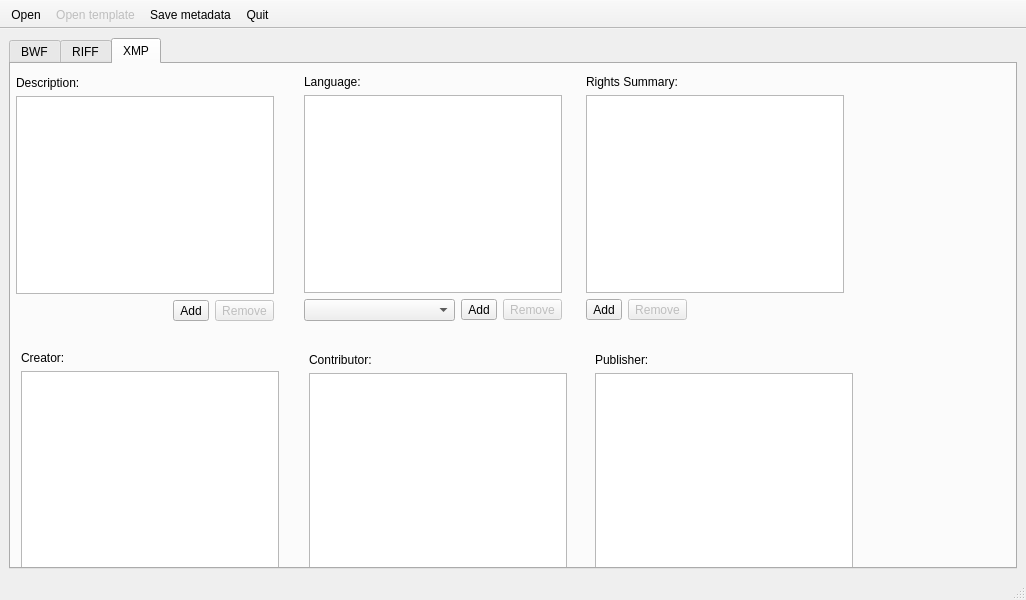
Old version of the form tabbed.ui in the repository Ukrainian-History/autoBWF.
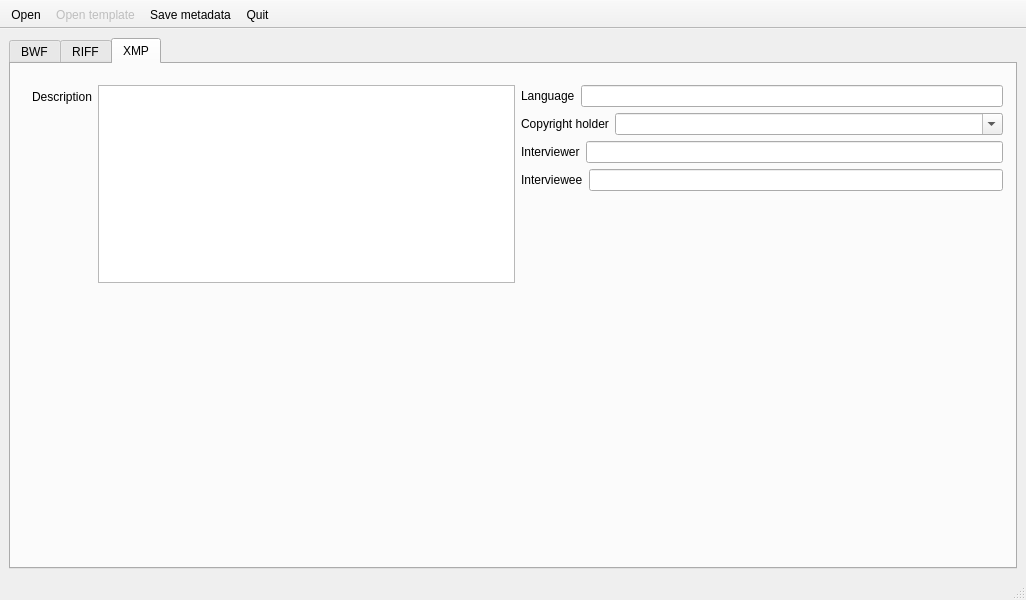
New version of the form. The open tabs and pages were chosen to show the change.

Commit message: simplified XMP tab for inital release

The edit to the form file:
```diff
--- a/tabbed.ui
+++ b/tabbed.ui
@@ -516,324 +516,117 @@
        <attribute name="title">
         <string>XMP</string>
        </attribute>
-       <widget class="QWidget" name="layoutWidget_9">
+       <widget class="QWidget" name="">
         <property name="geometry">
          <rect>
-          <x>5</x>
-          <y>12</y>
-          <width>258</width>
-          <height>245</height>
+          <x>21</x>
+          <y>21</y>
+          <width>971</width>
+          <height>198</height>
          </rect>
         </property>
-        <layout class="QVBoxLayout" name="verticalLayout_2">
-         <item>
-          <widget class="QLabel" name="label_3">
-           <property name="text">
-            <string>Description:</string>
-           </property>
-          </widget>
-         </item>
-         <item>
-          <widget class="QListWidget" name="description_list"/>
-         </item>
-         <item>
-          <layout class="QHBoxLayout" name="horizontalLayout_8">
-           <item>
-            <spacer name="horizontalSpacer">
-             <property name="orientation">
-              <enum>Qt::Horizontal</enum>
-             </property>
-             <property name="sizeHint" stdset="0">
-              <size>
-               <width>40</width>
-               <height>20</height>
-              </size>
-             </property>
-            </spacer>
-           </item>
-           <item>
-            <widget class="QToolButton" name="description_addbutton">
-             <property name="text">
-              <string>Add</string>
-             </property>
-            </widget>
-           </item>
-           <item>
-            <widget class="QToolButton" name="description_removebutton">
-             <property name="enabled">
-              <bool>false</bool>
-             </property>
-             <property name="text">
-              <string>Remove</string>
-             </property>
-            </widget>
-           </item>
-          </layout>
-         </item>
-        </layout>
-       </widget>
-       <widget class="QWidget" name="layoutWidget_10">
-        <property name="geometry">
-         <rect>
-          <x>293</x>
-          <y>11</y>
-          <width>258</width>
-          <height>246</height>
-         </rect>
-        </property>
-        <layout class="QVBoxLayout" name="verticalLayout_5">
-         <item>
-          <widget class="QLabel" name="label_8">
-           <property name="text">
-            <string>Language:</string>
-           </property>
-          </widget>
-         </item>
-         <item>
-          <widget class="QListWidget" name="language_list"/>
-         </item>
+        <layout class="QHBoxLayout" name="horizontalLayout_10">
          <item>
           <layout class="QHBoxLayout" name="horizontalLayout_12">
            <item>
-            <widget class="QComboBox" name="language_choice"/>
-           </item>
-           <item>
-            <widget class="QToolButton" name="language_addbutton">
-             <property name="text">
-              <string>Add</string>
+            <layout class="QFormLayout" name="formLayout_15">
+             <property name="fieldGrowthPolicy">
+              <enum>QFormLayout::ExpandingFieldsGrow</enum>
              </property>
-            </widget>
+             <item row="0" column="0">
+              <widget class="QLabel" name="commentLabel_2">
+               <property name="text">
+                <string>Description</string>
+               </property>
+              </widget>
+             </item>
+             <item row="0" column="1">
+              <widget class="QPlainTextEdit" name="descriptionText"/>
+             </item>
+            </layout>
            </item>
-           <item>
-            <widget class="QToolButton" name="language_removebutton">
-             <property name="enabled">
-              <bool>false</bool>
-             </property>
-             <property name="text">
-              <string>Remove</string>
-             </property>
-            </widget>
-           </item>
           </layout>
          </item>
-        </layout>
-       </widget>
-       <widget class="QWidget" name="layoutWidget_11">
-        <property name="geometry">
-         <rect>
-          <x>575</x>
-          <y>11</y>
-          <width>258</width>
-          <height>245</height>
-         </rect>
-        </property>
-        <layout class="QVBoxLayout" name="verticalLayout_14">
          <item>
-          <widget class="QLabel" name="label_14">
-           <property name="text">
-            <string>Rights Summary:</string>
-           </property>
-          </widget>
-         </item>
-         <item>
-          <widget class="QListWidget" name="rights_list"/>
-         </item>
-         <item>
-          <layout class="QHBoxLayout" name="horizontalLayout_13">
+          <layout class="QVBoxLayout" name="verticalLayout_2">
            <item>
-            <widget class="QToolButton" name="rights_addbutton">
-             <property name="text">
-              <string>Add</string>
-             </property>
-            </widget>
+            <layout class="QHBoxLayout" name="horizontalLayout_8">
+             <item>
+              <widget class="QLabel" name="creationDateLabel_2">
+               <property name="text">
+                <string>Language</string>
+               </property>
+              </widget>
+             </item>
+             <item>
+              <widget class="QLineEdit" name="languageLine"/>
+             </item>
+            </layout>
            </item>
            <item>
-            <widget class="QToolButton" name="rights_removebutton">
-             <property name="enabled">
-              <bool>false</bool>
+            <layout class="QFormLayout" name="formLayout_18">
+             <property name="fieldGrowthPolicy">
+              <enum>QFormLayout::ExpandingFieldsGrow</enum>
              </property>
-             <property name="text">
-              <string>Remove</string>
-             </property>
-            </widget>
+             <item row="0" column="0">
+              <widget class="QLabel" name="sourceLabel_2">
+               <property name="text">
+                <string>Copyright holder</string>
+               </property>
+              </widget>
+             </item>
+             <item row="0" column="1">
+              <widget class="QComboBox" name="rightsOwnerSelect">
+               <property name="sizePolicy">
+                <sizepolicy hsizetype="Expanding" vsizetype="Fixed">
+                 <horstretch>0</horstretch>
+                 <verstretch>0</verstretch>
+                </sizepolicy>
+               </property>
+               <property name="editable">
+                <bool>true</bool>
+               </property>
+              </widget>
+             </item>
+            </layout>
            </item>
            <item>
-            <spacer name="horizontalSpacer_11">
-             <property name="orientation">
-              <enum>Qt::Horizontal</enum>
-             </property>
-             <property name="sizeHint" stdset="0">
-              <size>
-               <width>40</width>
-               <height>20</height>
-              </size>
-             </property>
-            </spacer>
+            <layout class="QHBoxLayout" name="horizontalLayout_13">
+             <item>
+              <widget class="QLabel" name="creationDateLabel_4">
+               <property name="text">
+                <string>Interviewer</string>
+               </property>
+              </widget>
+             </item>
+             <item>
+              <widget class="QLineEdit" name="interviewerLine"/>
+             </item>
+            </layout>
            </item>
-          </layout>
-         </item>
-        </layout>
-       </widget>
-       <widget class="QWidget" name="layoutWidget_12">
-        <property name="geometry">
-         <rect>
-          <x>10</x>
-          <y>287</y>
-          <width>258</width>
-          <height>245</height>
-         </rect>
-        </property>
-        <layout class="QVBoxLayout" name="verticalLayout_7">
-         <item>
-          <widget class="QLabel" name="label_9">
-           <property name="text">
-            <string>Creator:</string>
-           </property>
-          </widget>
-         </item>
-         <item>
-          <widget class="QListWidget" name="creator_list"/>
-         </item>
-         <item>
-          <layout class="QHBoxLayout" name="horizontalLayout_14">
            <item>
-            <widget class="QToolButton" name="creator_addbutton">
-             <property name="text">
-              <string>Add</string>
-             </property>
-            </widget>
+            <layout class="QHBoxLayout" name="horizontalLayout_14">
+             <item>
+              <widget class="QLabel" name="creationDateLabel_5">
+               <property name="text">
+                <string>Interviewee</string>
+               </property>
+              </widget>
+             </item>
+             <item>
+              <widget class="QLineEdit" name="intervieweeLine"/>
+             </item>
+            </layout>
            </item>
            <item>
-            <widget class="QToolButton" name="creator_removebutton">
-             <property name="enabled">
-              <bool>false</bool>
-             </property>
-             <property name="text">
-              <string>Remove</string>
-             </property>
-            </widget>
-           </item>
-           <item>
-            <spacer name="horizontalSpacer_9">
+            <spacer name="verticalSpacer_3">
              <property name="orientation">
-              <enum>Qt::Horizontal</enum>
+              <enum>Qt::Vertical</enum>
              </property>
              <property name="sizeHint" stdset="0">
               <size>
-               <width>40</width>
-               <height>20</height>
-              </size>
-             </property>
-            </spacer>
-           </item>
-          </layout>
-         </item>
-        </layout>
-       </widget>
-       <widget class="QWidget" name="layoutWidget_13">
-        <property name="geometry">
-         <rect>
-          <x>298</x>
-          <y>289</y>
-          <width>258</width>
-          <height>245</height>
-         </rect>
-        </property>
-        <layout class="QVBoxLayout" name="verticalLayout_4">
-         <item>
-          <widget class="QLabel" name="label_6">
-           <property name="text">
-            <string>Contributor:</string>
-           </property>
-          </widget>
-         </item>
-         <item>
-          <widget class="QListWidget" name="contributor_list"/>
-         </item>
-         <item>
-          <layout class="QHBoxLayout" name="horizontalLayout_15">
-           <item>
-            <widget class="QToolButton" name="contributor_addbutton">
-             <property name="text">
-              <string>Add</string>
-             </property>
-            </widget>
-           </item>
-           <item>
-            <widget class="QToolButton" name="contributor_removebutton">
-             <property name="enabled">
-              <bool>false</bool>
-             </property>
-             <property name="text">
-              <string>Remove</string>
-             </property>
-            </widget>
-           </item>
-           <item>
-            <spacer name="horizontalSpacer_2">
-             <property name="orientation">
-              <enum>Qt::Horizontal</enum>
-             </property>
-             <property name="sizeHint" stdset="0">
-              <size>
-               <width>40</width>
-               <height>20</height>
-              </size>
-             </property>
-            </spacer>
-           </item>
-          </layout>
-         </item>
-        </layout>
-       </widget>
-       <widget class="QWidget" name="layoutWidget_14">
-        <property name="geometry">
-         <rect>
-          <x>584</x>
-          <y>289</y>
-          <width>258</width>
-          <height>245</height>
-         </rect>
-        </property>
-        <layout class="QVBoxLayout" name="verticalLayout_8">
-         <item>
-          <widget class="QLabel" name="label_11">
-           <property name="text">
-            <string>Publisher:</string>
-           </property>
-          </widget>
-         </item>
-         <item>
-          <widget class="QListWidget" name="publisher_list"/>
-         </item>
-         <item>
-          <layout class="QHBoxLayout" name="horizontalLayout_16">
-           <item>
-            <widget class="QToolButton" name="publisher_addbutton">
-             <property name="text">
-              <string>Add</string>
-             </property>
-            </widget>
-           </item>
-           <item>
-            <widget class="QToolButton" name="publisher_removebutton">
-             <property name="enabled">
-              <bool>false</bool>
-             </property>
-             <property name="text">
-              <string>Remove</string>
-             </property>
-            </widget>
-           </item>
-           <item>
-            <spacer name="horizontalSpacer_10">
-             <property name="orientation">
-              <enum>Qt::Horizontal</enum>
-             </property>
-             <property name="sizeHint" stdset="0">
-              <size>
-               <width>40</width>
-               <height>20</height>
+               <width>20</width>
+               <height>40</height>
               </size>
              </property>
             </spacer>
```
Left out of the diff: 12 changed lines with no effect on the pictures. The commit also changes 4 other files.
